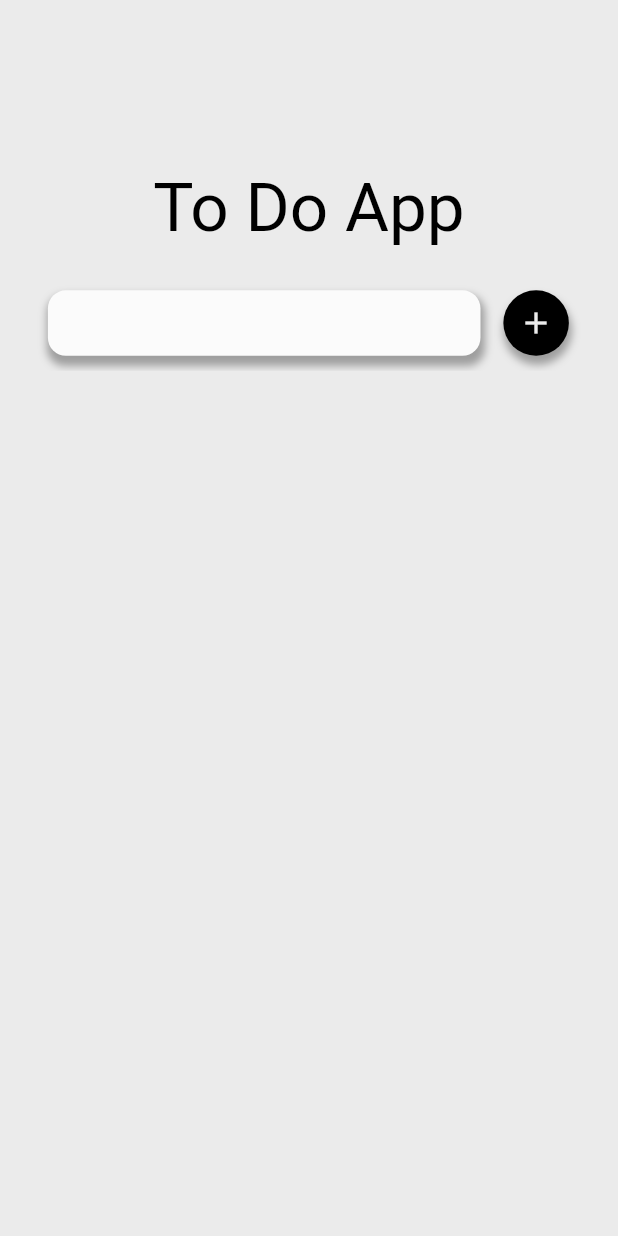
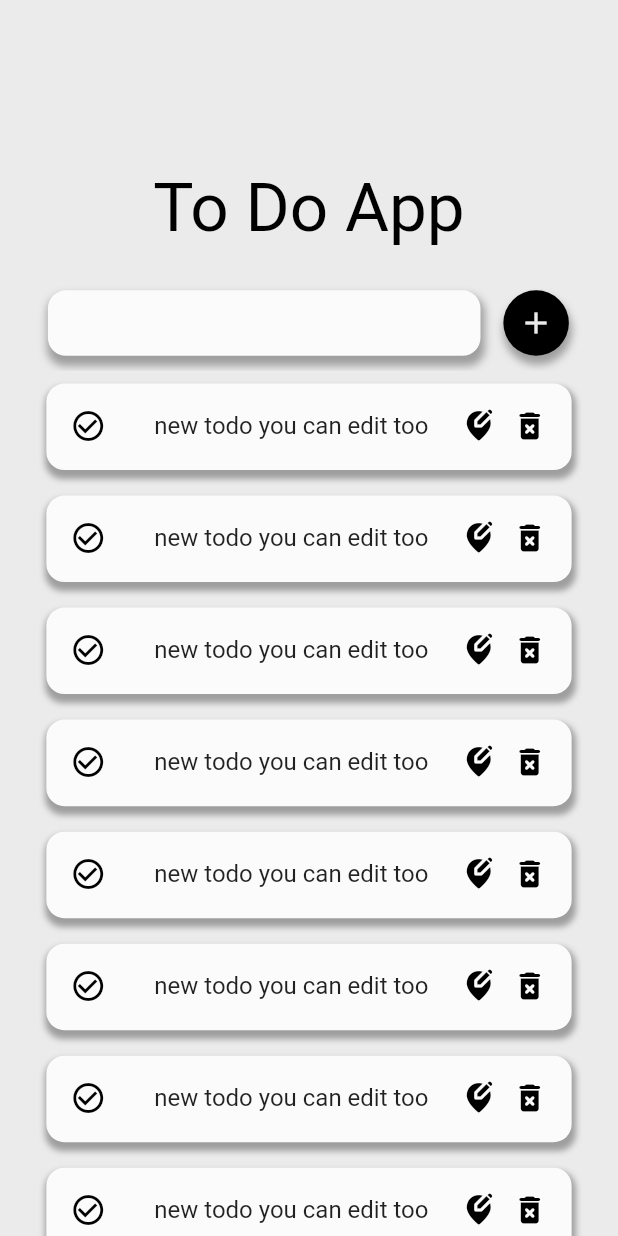
Before and after one commit to narayann7/Todo-App, a Flutter app: the screen it shows after launch, on a phone screen of 412 x 824 dp. Run offline on Flutter 3.47's test engine with Material 2 defaults, Android fonts, the phone set to English and light mode, and no system bars; our stand-ins replace google_fonts; Roboto replaces fonts that are missing (Sen).

Commit message:
ui completed but not working

```diff
--- a/lib/main.dart
+++ b/lib/main.dart
@@ -1,5 +1,5 @@
 import 'package:flutter/material.dart';
-import 'package:todoapp/home_page.dart';
+import 'package:todoapp/view/home_page.dart';
 
 void main() {
   runApp(const MyTodoApp());
--- a/lib/home_page.dart
+++ b/lib/view/home_page.dart
@@ -1,6 +1,7 @@
 import 'package:flutter/material.dart';
 import 'package:google_fonts/google_fonts.dart';
-import 'package:todoapp/all_constant.dart';
+import 'package:todoapp/model/all_constant.dart';
+import 'package:todoapp/view/more_than_ones_widgets.dart';
 
 class HomePage extends StatefulWidget {
   HomePage({Key? key}) : super(key: key);
@@ -88,7 +89,13 @@ class _HomePageState extends State<HomePage> {
             width: MediaQuery.of(context).size.width,
             decoration: BoxDecoration(color: background),
             child: SingleChildScrollView(
-              child: Column(),
+              physics: const BouncingScrollPhysics(
+                  parent: AlwaysScrollableScrollPhysics()),
+              child: Column(
+                children: [
+                  for (int i = 0; i < 10; i++) newToDo(context),
+                ],
+              ),
             ),
           )
         ],
--- /dev/null
+++ b/lib/view/more_than_ones_widgets.dart
@@ -0,0 +1,56 @@
+// ignore_for_file: prefer_const_constructors
+
+import 'package:flutter/material.dart';
+import 'package:todoapp/model/all_constant.dart';
+
+Widget newToDo(BuildContext context) {
+  return Padding(
+    padding: const EdgeInsets.symmetric(vertical: 8.5),
+    child: Container(
+      height: MediaQuery.of(context).size.height * 0.07,
+      width: MediaQuery.of(context).size.width * 0.85,
+      decoration: BoxDecoration(
+          color: white,
+          borderRadius: BorderRadius.circular(12),
+          boxShadow: const [
+            BoxShadow(
+                color: Colors.grey,
+                blurRadius: 3.0,
+                spreadRadius: 1.5,
+                offset: Offset(1, 4)),
+          ]),
+      child: ListTile(
+        leading: Icon(
+          Icons.check_circle_outline,
+          color: black,
+        ),
+        title: SizedBox(
+          width: MediaQuery.of(context).size.width * 0.65,
+          // color: Colors.amber,
+          child: Row(
+            mainAxisAlignment: MainAxisAlignment.spaceBetween,
+            children: [
+              Text("new todo you can edit too"),
+              Row(
+                // ignore: prefer_const_literals_to_create_immutables
+                children: [
+                  Icon(
+                    Icons.edit_location_alt_rounded,
+                    color: black,
+                  ),
+                  SizedBox(
+                    width: 10,
+                  ),
+                  Icon(
+                    Icons.delete_forever_rounded,
+                    color: black,
+                  ),
+                ],
+              )
+            ],
+          ),
+        ),
+      ),
+    ),
+  );
+}
```
Also changed, not shown: lib/model/all_constant.dart (renamed from lib/all_constant.dart).
